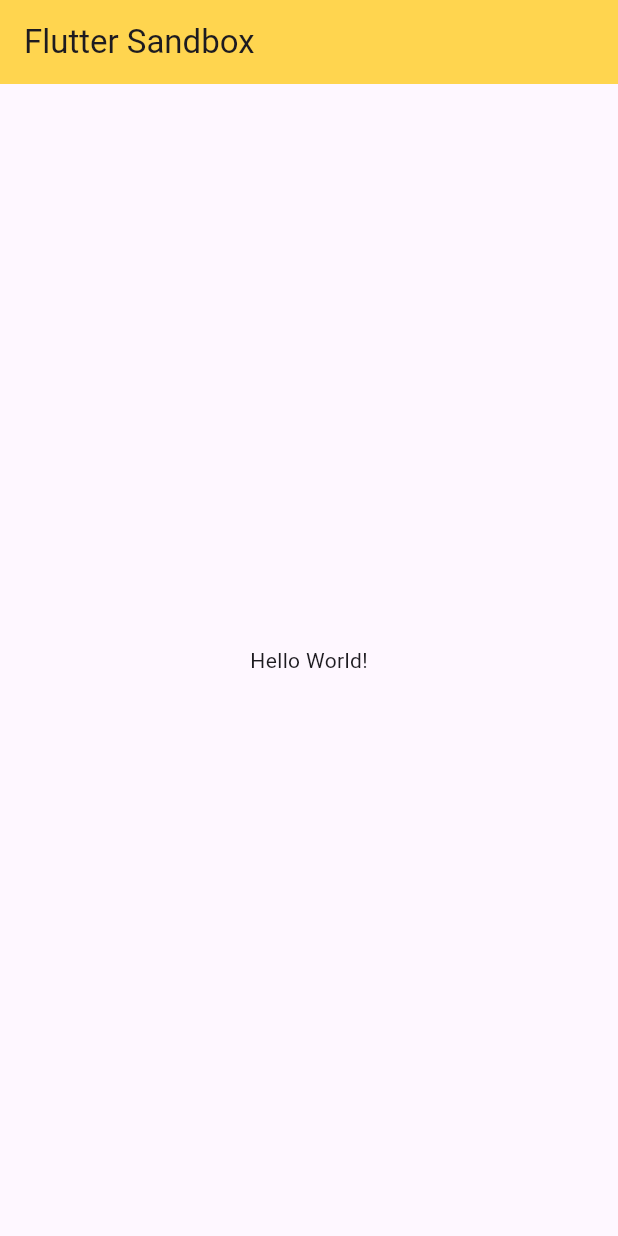
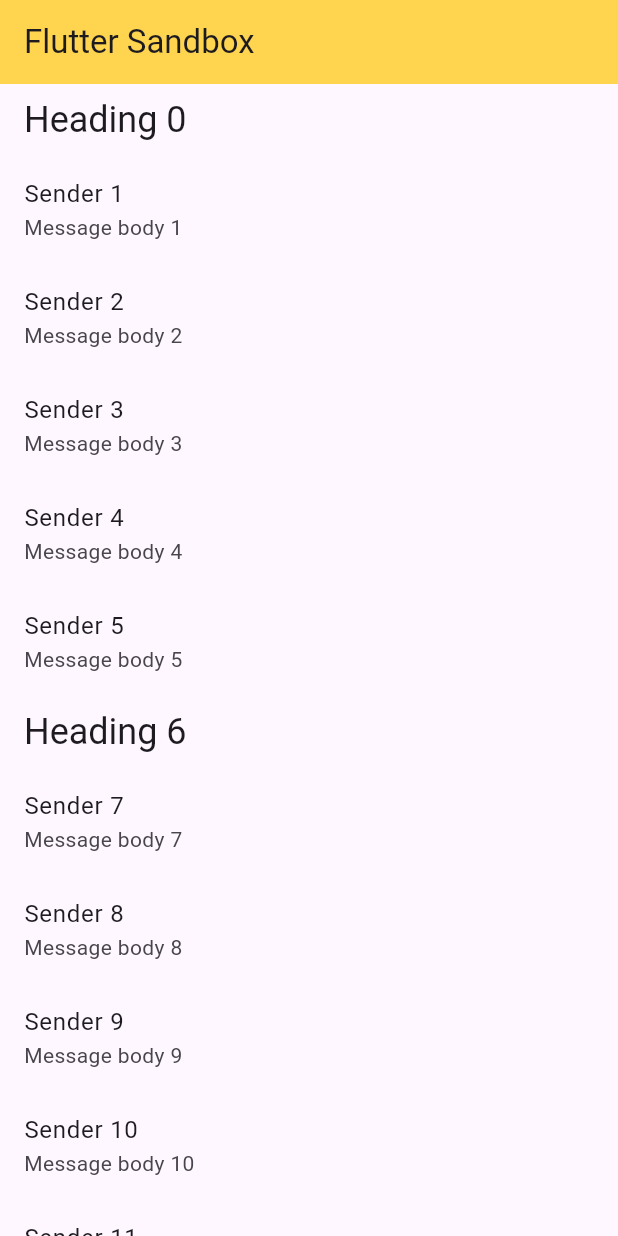
Before and after one commit to kinoarizu/sandbox, a Flutter app: the screen it shows after launch, on a phone screen of 412 x 824 dp. Run offline on Flutter 3.47's test engine with Material 3 defaults, Android fonts, the phone set to English and light mode, and no system bars.

Commit message:
Add ListView.builder to main.dart

```diff
--- a/lib/main.dart
+++ b/lib/main.dart
@@ -21,10 +21,61 @@ class MyApp extends StatelessWidget {
           title: const Text("Flutter Sandbox"),
           backgroundColor: Colors.amber[300],
         ),
-        body: const Center(
-          child: Text("Hello World!"),
+        body: Center(
+          child: ListView.builder(
+            itemCount: items.length,
+            itemBuilder: (context, index) {
+              final item = items[index];
+              return ListTile(
+                title: item.buildTitle(context),
+                subtitle: item.buildSubtitle(context),
+              );
+            },
+          ),
         ),
       ),
     );
   }
 }
+
+final items = List<ListItem>.generate(
+  1000,
+  (i) => i % 6 == 0
+      ? HeadingItem('Heading $i')
+      : MessageItem('Sender $i', 'Message body $i'),
+);
+
+abstract class ListItem {
+  Widget buildTitle(BuildContext context);
+  Widget buildSubtitle(BuildContext context);
+}
+
+class HeadingItem implements ListItem {
+  final String heading;
+
+  HeadingItem(this.heading);
+
+  @override
+  Widget buildTitle(BuildContext context) {
+    return Text(
+      heading,
+      style: Theme.of(context).textTheme.headlineSmall,
+    );
+  }
+
+  @override
+  Widget buildSubtitle(BuildContext context) => const SizedBox.shrink();
+}
+
+class MessageItem implements ListItem {
+  final String sender;
+  final String body;
+
+  MessageItem(this.sender, this.body);
+
+  @override
+  Widget buildTitle(BuildContext context) => Text(sender);
+
+  @override
+  Widget buildSubtitle(BuildContext context) => Text(body);
+}
```
